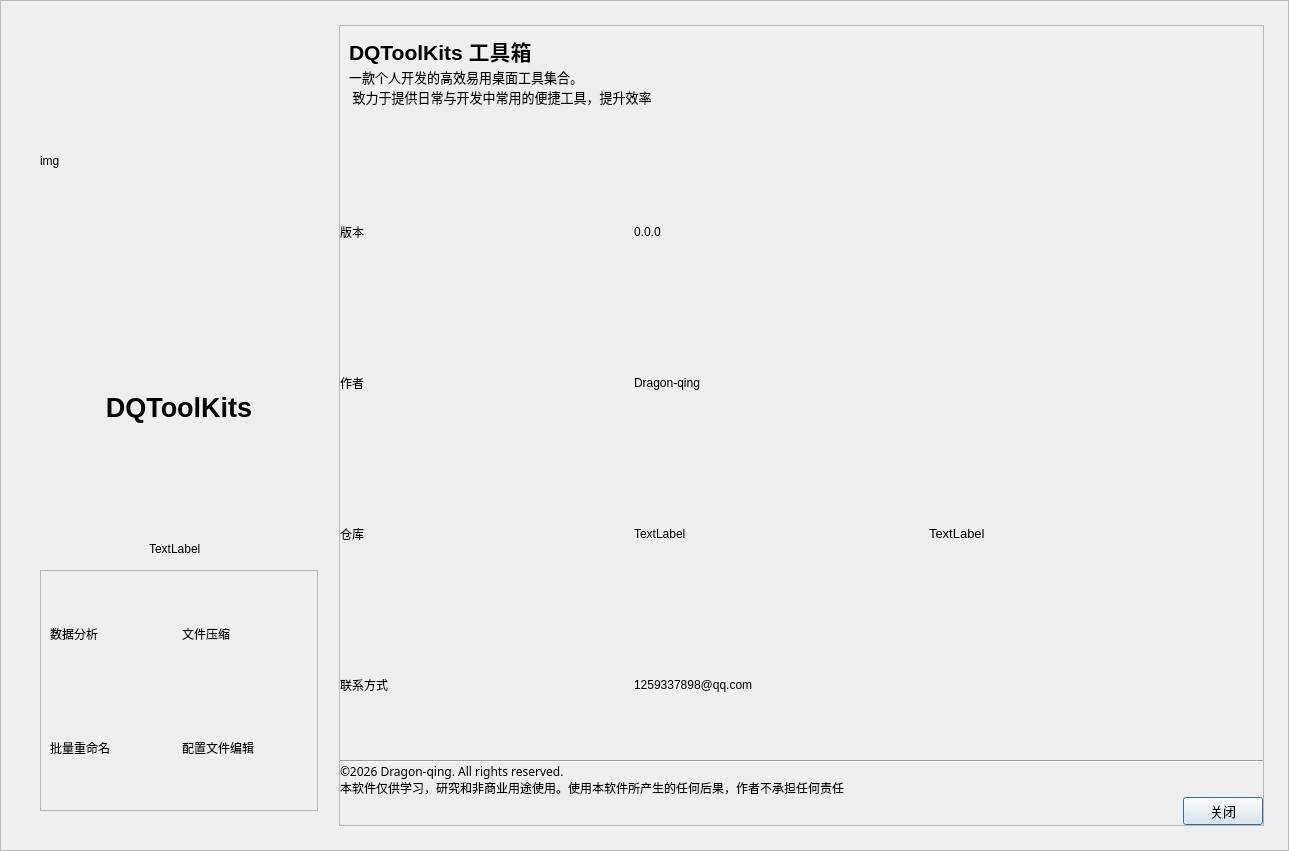
Old version of the form src/modules/about/widget/dlgabout.ui in the repository Dragon-qing/ToolKit.
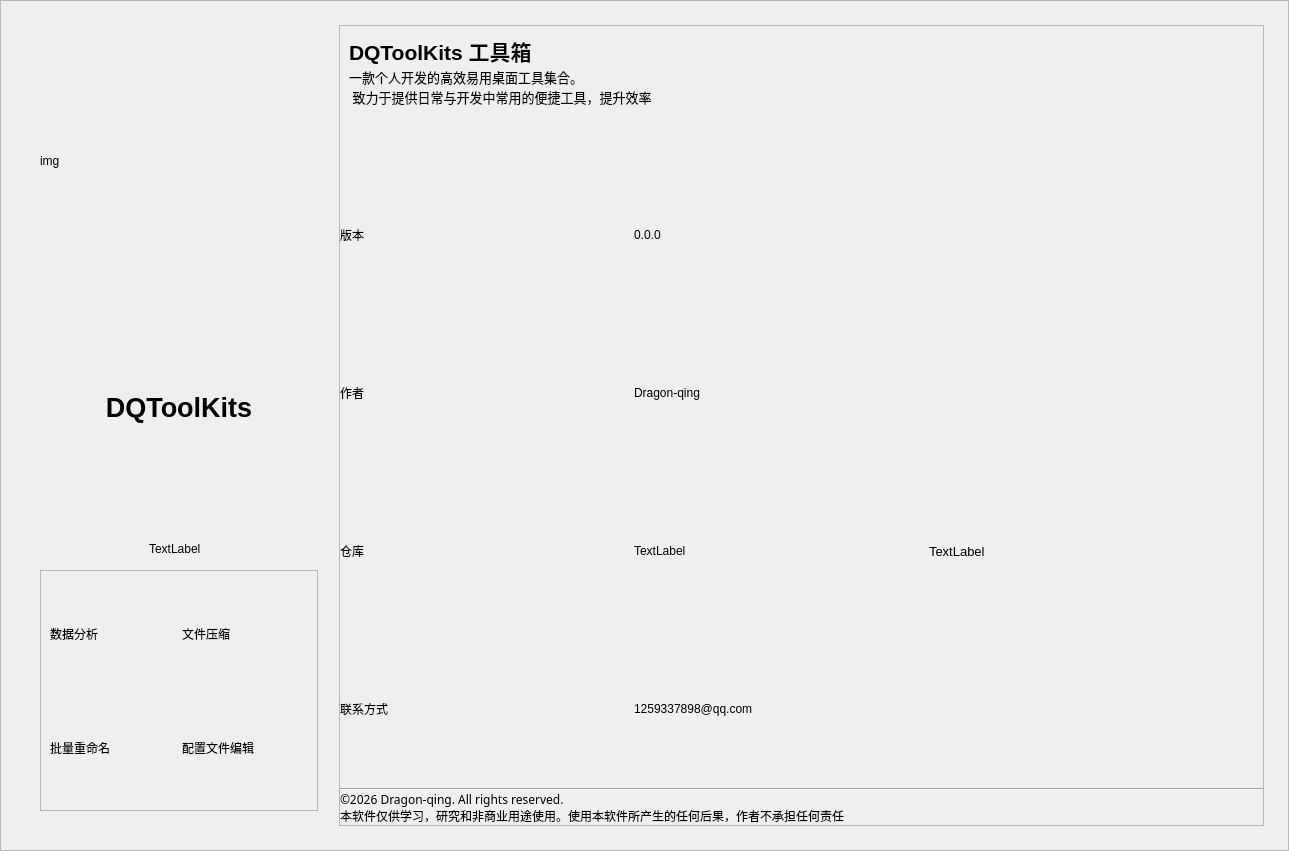
New version of the form.

The edit to the form file:
```diff
--- a/src/modules/about/widget/dlgabout.ui
+++ b/src/modules/about/widget/dlgabout.ui
@@ -170,7 +170,7 @@
           <property name="type" stdset="0">
            <string>card</string>
           </property>
-          <layout class="QVBoxLayout" name="verticalLayout_3" stretch="0,2,0,0,0">
+          <layout class="QVBoxLayout" name="verticalLayout_3" stretch="0,2,0,0">
            <property name="spacing">
             <number>0</number>
            </property>
@@ -357,39 +357,6 @@
              </property>
             </widget>
            </item>
-           <item>
-            <layout class="QHBoxLayout" name="horizontalLayout_2">
-             <item>
-              <spacer name="horizontalSpacer">
-               <property name="orientation">
-                <enum>Qt::Horizontal</enum>
-               </property>
-               <property name="sizeHint" stdset="0">
-                <size>
-                 <width>40</width>
-                 <height>20</height>
-                </size>
-               </property>
-              </spacer>
-             </item>
-             <item>
-              <widget class="QPushButton" name="pushButton_close">
-               <property name="font">
-                <font>
-                 <family>Microsoft YaHei UI</family>
-                 <pointsize>10</pointsize>
-                </font>
-               </property>
-               <property name="text">
-                <string>关闭</string>
-               </property>
-               <property name="type" stdset="0">
-                <string>secondary</string>
-               </property>
-              </widget>
-             </item>
-            </layout>
-           </item>
           </layout>
          </widget>
         </item>
```
